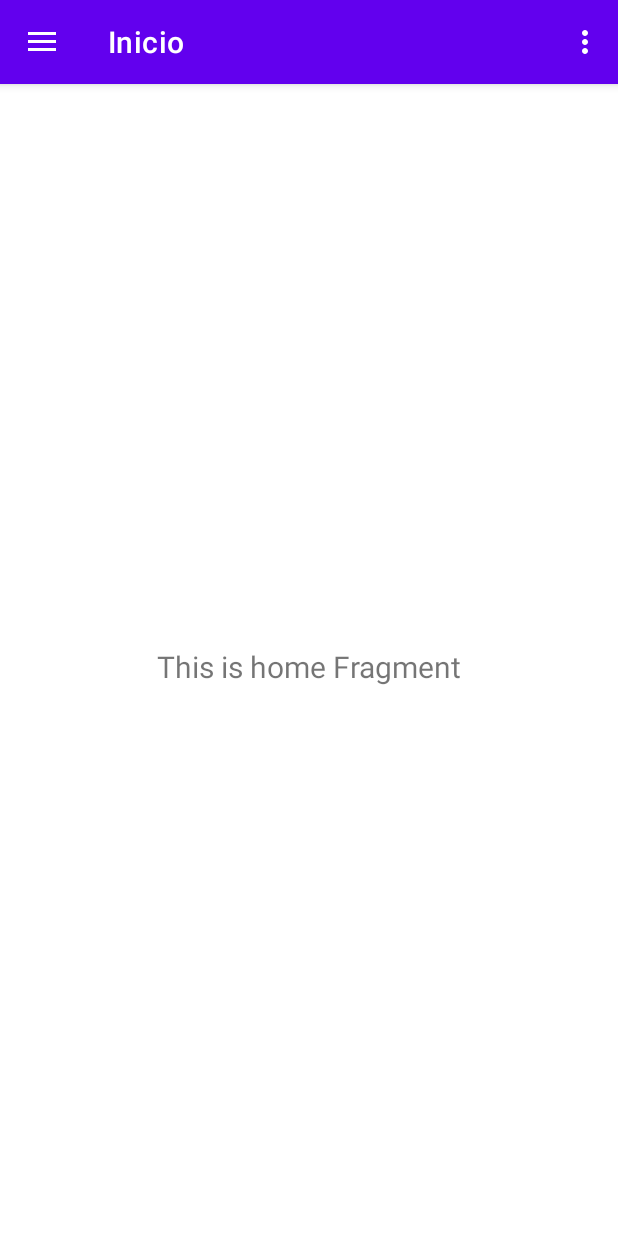
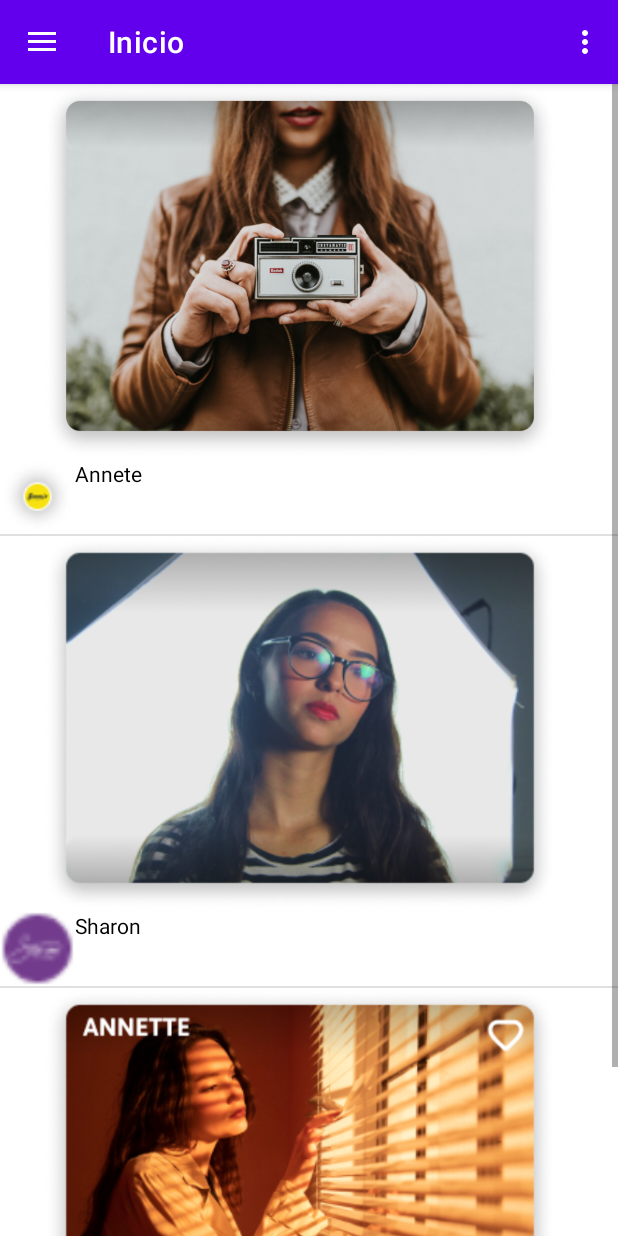
Before and after one commit to Audeves/ArtPhoto, an Android app: the screen it shows after launch (HomeActivity), after a tap on "INICIAR SESIÓN", on a phone screen of 412 x 824 dp. Run offline under Robolectric (Android 15) with nearby library versions, the light colour scheme and no system bars; our stand-ins replace navigation-ui.

Commit message:
Inicio de la aplicacion

```diff
--- a/app/src/main/AndroidManifest.xml
+++ b/app/src/main/AndroidManifest.xml
@@ -9,6 +9,9 @@
         android:roundIcon="@mipmap/ic_launcher_round"
         android:supportsRtl="true"
         android:theme="@style/Theme.ArtPhoto">
+        <activity
+            android:name=".PublicacionActivity"
+            android:exported="false" />
         <activity
             android:name=".HomeActivity"
             android:exported="false"
--- /dev/null
+++ b/app/src/main/java/audeves/luis/artphoto/AdaptadorPublicacion.kt
@@ -0,0 +1,59 @@
+package audeves.luis.artphoto
+
+import android.content.Context
+import android.content.Intent
+import android.view.LayoutInflater
+import android.view.View
+import android.view.ViewGroup
+import android.widget.BaseAdapter
+import android.widget.ImageView
+import android.widget.TextView
+import android.widget.Toast
+
+class AdaptadorPublicacion: BaseAdapter {
+    lateinit var context: Context
+    var publicaciones: ArrayList<Publicacion> = ArrayList()
+
+    constructor(context: Context, publicaciones: ArrayList<Publicacion>){
+        this.context = context
+        this.publicaciones = publicaciones
+    }
+
+    override fun getCount(): Int {
+        return publicaciones.size
+    }
+
+    override fun getItem(p0: Int): Any {
+        return publicaciones[p0]
+    }
+
+    override fun getItemId(p0: Int): Long {
+        return p0.toLong()
+    }
+
+    override fun getView(p0: Int, p1: View?, p2: ViewGroup?): View {
+        val inflador = LayoutInflater.from(context)
+        var vista = inflador.inflate(R.layout.publicacion_view,null)
+
+        var iv_img: ImageView = vista.findViewById(R.id.iv_publicacion)
+        var iv_imgPerfil: ImageView = vista.findViewById(R.id.iv_imgperfil)
+        var tv_publicador: TextView = vista.findViewById(R.id.tv_publicador)
+
+        var publi: Publicacion = publicaciones[p0]
+
+        tv_publicador.setText(publi.nombrePublicador)
+        iv_imgPerfil.setImageResource(publi.iconoPerfil)
+        iv_img.setImageResource(publi.fotoPublicacion)
+       // Toast.makeText(context,"ayuda",Toast.LENGTH_SHORT).show()
+  //      vista.setOnClickListener{
+  //          val intent: Intent = Intent(context,PeliculaActivity::class.java)
+ //           intent.putExtra("nombre",publi.nombre)
+ //           intent.putExtra("desc",publi.sinopsis)
+  //          intent.putExtra("img",publi.img)
+  //          context.startActivity(intent)
+
+  //      }
+        return vista
+
+    }
+}
--- a/app/src/main/java/audeves/luis/artphoto/HomeActivity.kt
+++ b/app/src/main/java/audeves/luis/artphoto/HomeActivity.kt
@@ -26,10 +26,7 @@ class HomeActivity : AppCompatActivity() {
 
         setSupportActionBar(binding.appBarHome.toolbar)
 
-  //      binding.appBarHome.fab.setOnClickListener { view ->
-    //        Snackbar.make(view, "Replace with your own action", Snackbar.LENGTH_LONG)
-      //          .setAction("Action", null).show()
-  //     }
+
         val drawerLayout: DrawerLayout = binding.drawerLayout
         val navView: NavigationView = binding.navView
         val navController = findNavController(R.id.nav_host_fragment_content_home)
--- /dev/null
+++ b/app/src/main/java/audeves/luis/artphoto/Publicacion.kt
@@ -0,0 +1,5 @@
+package audeves.luis.artphoto
+
+data class Publicacion (val id: Int,var nombrePublicador: String,var fotoPublicacion: Int, var iconoPerfil: Int){
+
+}
--- /dev/null
+++ b/app/src/main/java/audeves/luis/artphoto/PublicacionActivity.kt
@@ -0,0 +1,11 @@
+package audeves.luis.artphoto
+
+import androidx.appcompat.app.AppCompatActivity
+import android.os.Bundle
+
+class PublicacionActivity : AppCompatActivity() {
+    override fun onCreate(savedInstanceState: Bundle?) {
+        super.onCreate(savedInstanceState)
+        setContentView(R.layout.activity_publicacion)
+    }
+}
--- a/app/src/main/java/audeves/luis/artphoto/ui/home/HomeFragment.kt
+++ b/app/src/main/java/audeves/luis/artphoto/ui/home/HomeFragment.kt
@@ -4,15 +4,20 @@ import android.os.Bundle
 import android.view.LayoutInflater
 import android.view.View
 import android.view.ViewGroup
+import android.widget.ListView
 import android.widget.TextView
+import android.widget.Toast
 import androidx.fragment.app.Fragment
 import androidx.lifecycle.ViewModelProvider
+import audeves.luis.artphoto.AdaptadorPublicacion
+import audeves.luis.artphoto.Publicacion
+import audeves.luis.artphoto.R
 import audeves.luis.artphoto.databinding.FragmentHomeBinding
 
 class HomeFragment : Fragment() {
 
     private var _binding: FragmentHomeBinding? = null
-
+    var publicaciones: ArrayList<Publicacion> = ArrayList()
     // This property is only valid between onCreateView and
     // onDestroyView.
     private val binding get() = _binding!!
@@ -28,10 +33,14 @@ class HomeFragment : Fragment() {
         _binding = FragmentHomeBinding.inflate(inflater, container, false)
         val root: View = binding.root
 
-        val textView: TextView = binding.textHome
-        homeViewModel.text.observe(viewLifecycleOwner) {
-            textView.text = it
-        }
+     //   val textView: TextView = binding.textHome
+    //    homeViewModel.text.observe(viewLifecycleOwner) {
+    //        textView.text = it
+     //   }
+        llenarPublicaciones()
+        var adaptador = AdaptadorPublicacion(root.context,publicaciones)
+        var listView: ListView = binding.listviewPubli
+        listView.adapter = adaptador
         return root
     }
 
@@ -39,4 +48,16 @@ class HomeFragment : Fragment() {
         super.onDestroyView()
         _binding = null
     }
+
+    fun llenarPublicaciones(){
+        //Toast.makeText(binding.root.context,"llenando",Toast.LENGTH_SHORT).show()
+        val publi1 = Publicacion(1,"Annete", R.drawable.annete_uno,R.drawable.perfil_goenix)
+        val publi2 = Publicacion(2,"Sharon", R.drawable.annete_dos,R.drawable.perfil_sharon)
+        val publi3 = Publicacion(3,"Devon Lane", R.drawable.annete_tres,R.drawable.perfil_goenix)
+
+        publicaciones.add(publi1)
+        publicaciones.add(publi2)
+        publicaciones.add(publi3)
+
+    }
 }
--- a/app/src/main/java/audeves/luis/artphoto/ui/home/HomeViewModel.kt
+++ b/app/src/main/java/audeves/luis/artphoto/ui/home/HomeViewModel.kt
@@ -6,8 +6,8 @@ import androidx.lifecycle.ViewModel
 
 class HomeViewModel : ViewModel() {
 
-    private val _text = MutableLiveData<String>().apply {
-        value = "This is home Fragment"
-    }
-    val text: LiveData<String> = _text
+   // private val _text = MutableLiveData<String>().apply {
+//        value = "This is home Fragment"
+ //   }
+  //  val text: LiveData<String> = _text
 }
--- /dev/null
+++ b/app/src/main/res/layout/activity_publicacion.xml
@@ -0,0 +1,18 @@
+<?xml version="1.0" encoding="utf-8"?>
+<LinearLayout xmlns:android="http://schemas.android.com/apk/res/android"
+    xmlns:app="http://schemas.android.com/apk/res-auto"
+    xmlns:tools="http://schemas.android.com/tools"
+    android:layout_width="match_parent"
+    android:layout_height="match_parent"
+    tools:context=".PublicacionActivity"
+    android:orientation="vertical">
+
+
+
+
+
+
+
+
+
+</LinearLayout>
--- a/app/src/main/res/layout/fragment_home.xml
+++ b/app/src/main/res/layout/fragment_home.xml
@@ -6,17 +6,8 @@
     android:layout_height="match_parent"
     tools:context=".ui.home.HomeFragment">
 
-    <TextView
-        android:id="@+id/text_home"
+    <ListView
+        android:id="@+id/listview_publi"
         android:layout_width="match_parent"
-        android:layout_height="wrap_content"
-        android:layout_marginStart="8dp"
-        android:layout_marginTop="8dp"
-        android:layout_marginEnd="8dp"
-        android:textAlignment="center"
-        android:textSize="20sp"
-        app:layout_constraintBottom_toBottomOf="parent"
-        app:layout_constraintEnd_toEndOf="parent"
-        app:layout_constraintStart_toStartOf="parent"
-        app:layout_constraintTop_toTopOf="parent" />
+        android:layout_height="match_parent"/>
 </androidx.constraintlayout.widget.ConstraintLayout>
--- /dev/null
+++ b/app/src/main/res/layout/publicacion_view.xml
@@ -0,0 +1,33 @@
+<?xml version="1.0" encoding="utf-8"?>
+<LinearLayout xmlns:android="http://schemas.android.com/apk/res/android"
+    android:orientation="vertical"
+    android:layout_width="match_parent"
+    android:layout_height="match_parent">
+
+
+    <ImageView
+        android:id="@+id/iv_publicacion"
+        android:layout_width="400dp"
+        android:layout_height="250dp"
+        android:src="@drawable/annete_uno"
+        />
+    <LinearLayout
+        android:layout_width="match_parent"
+        android:layout_height="wrap_content"
+        android:orientation="horizontal"
+        >
+        <ImageView
+            android:id="@+id/iv_imgperfil"
+            android:layout_width="50dp"
+            android:layout_height="50dp"
+            android:src="@drawable/perfil_goenix"
+            />
+        <TextView
+            android:id="@+id/tv_publicador"
+            android:layout_width="wrap_content"
+            android:layout_height="wrap_content"
+            android:text="Annete"
+            android:textColor="@color/black"
+            />
+    </LinearLayout>
+</LinearLayout>
```
Also changed, not shown: app/src/main/res/drawable/annete_dos.png (added), app/src/main/res/drawable/annete_tres.png (added), app/src/main/res/drawable/annete_uno.png (added), app/src/main/res/drawable/perfil_goenix.png (added), app/src/main/res/drawable/perfil_sharon.png (added).
